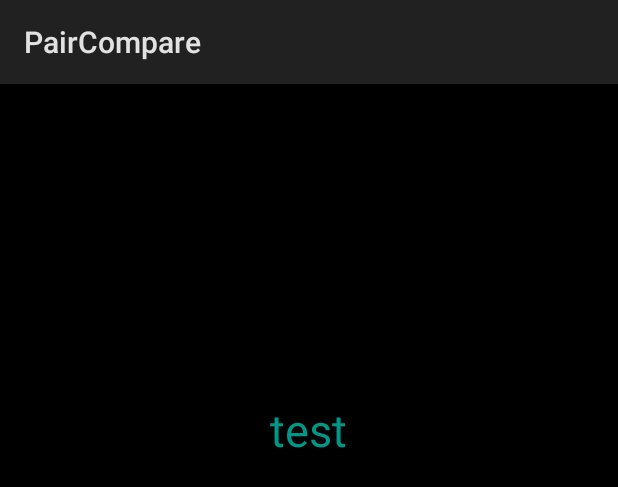
After one commit to EdwinBoos/PairCompare-Android, an Android app: the layout fragment_equality.xml on its own in the app's theme, with its tools: preview values and no code run, on a phone screen of 412 x 824 dp. The commit adds this screen. Shown: the top 487 px of the screen. Run offline under Robolectric (Android 15) with nearby library versions, the phone set to English and light mode, and no system bars.

Commit message:
[ENHANCEMTENT]

```diff
--- a/app/src/main/java/influenz/de/paircompare/adapter/PageAdapter.java
+++ b/app/src/main/java/influenz/de/paircompare/adapter/PageAdapter.java
@@ -29,6 +29,6 @@ public final class PageAdapter extends FragmentStatePagerAdapter {
     @Override
     public int getCount()
     {
-        return 1;
+        return fragmentList.size();
     }
 }
--- /dev/null
+++ b/app/src/main/res/layout/fragment_equality.xml
@@ -0,0 +1,25 @@
+<?xml version="1.0" encoding="utf-8"?>
+<RelativeLayout
+
+    xmlns:android="http://schemas.android.com/apk/res/android"
+    android:layout_width="match_parent"
+    android:layout_height="match_parent"
+    android:background="@color/primary_dark_material_dark_1">
+
+    <TextView
+        android:layout_width="wrap_content"
+        android:layout_height="wrap_content"
+        android:layout_alignParentTop="true"
+        android:layout_centerHorizontal="true"
+        android:textColor="@color/colorAccent"
+        android:layout_marginTop="210dp"
+        android:textSize="30dp"
+        android:text="test">
+
+
+    </TextView>
+
+
+
+
+</RelativeLayout>
```
Also changed, not shown: app/src/main/java/influenz/de/paircompare/activity/OpenCVCameraActivity.java (+5 -6 lines), app/src/main/java/influenz/de/paircompare/fragment/AnalysisFragment.java (deleted, +0 -142 lines), app/src/main/java/influenz/de/paircompare/fragment/EqualityFragment.java (added, +21 -0 lines), app/src/main/java/influenz/de/paircompare/fragment/LoadingFragment.java (added, +147 -0 lines).
